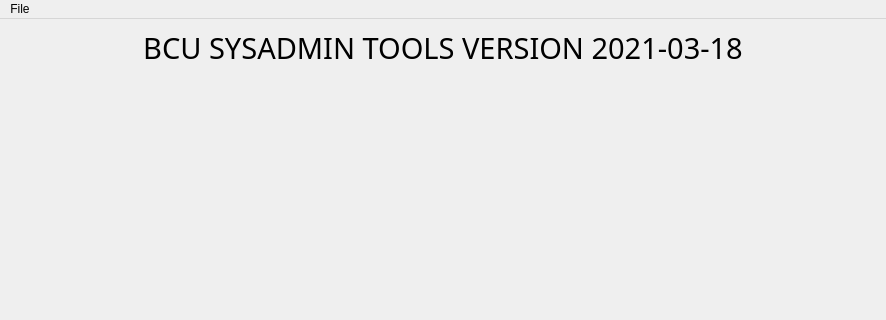
Ratolon/bcutoolkit, file mainwindow.ui: the form before one commit; both pictures show x 0 to 886 and y 0 to 320 of the 886 by 655 pixel window.
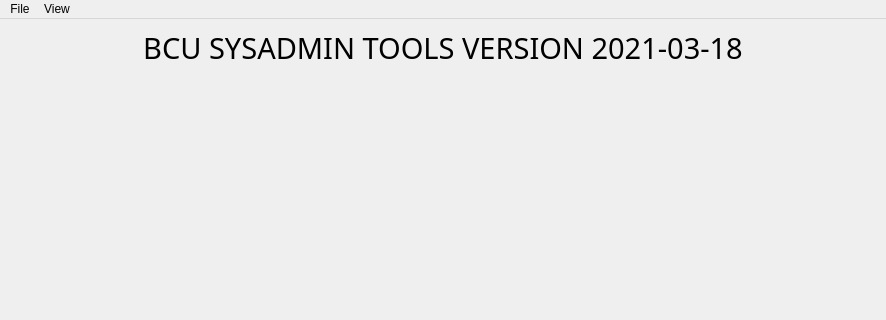
The form after the commit.

Commit message: Testing scene in-out

What changed in the file:
```diff
--- a/mainwindow.ui
+++ b/mainwindow.ui
@@ -107,7 +107,15 @@
     </property>
     <addaction name="actionExit"/>
    </widget>
+   <widget class="QMenu" name="menuView">
+    <property name="title">
+     <string>View</string>
+    </property>
+    <addaction name="actionViewEmpty"/>
+    <addaction name="actionViewMain"/>
+   </widget>
    <addaction name="menuFile"/>
+   <addaction name="menuView"/>
   </widget>
   <widget class="QStatusBar" name="statusbar"/>
   <action name="actionExit">
```
Left out of the diff: 16 changed lines with no effect on the pictures. The commit also changes 2 other files.
